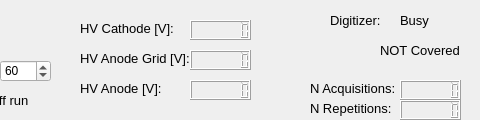
This is sbndprmdaq/controls.ui in marcodeltutto/SBNDPurityMonitorDAQ as Qt 5 draws it before an edit; both pictures show x 520 to 1000 and y 0 to 120 of the 1000 by 120 pixel window. The edited form follows.
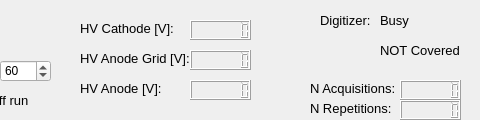
This is the edited form. Icons and pictures are not drawn. Custom widgets are drawn as their Qt base class.

Commit message: Fix items location

```diff
--- a/sbndprmdaq/controls.ui
+++ b/sbndprmdaq/controls.ui
@@ -89,7 +89,7 @@
    <widget class="QLabel" name="_digi_label">
     <property name="geometry">
      <rect>
-      <x>850</x>
+      <x>840</x>
       <y>10</y>
       <width>61</width>
       <height>21</height>
@@ -131,7 +131,7 @@
    <widget class="QLabel" name="_digi_status_label">
     <property name="geometry">
      <rect>
-      <x>920</x>
+      <x>900</x>
       <y>10</y>
       <width>61</width>
       <height>21</height>
```
